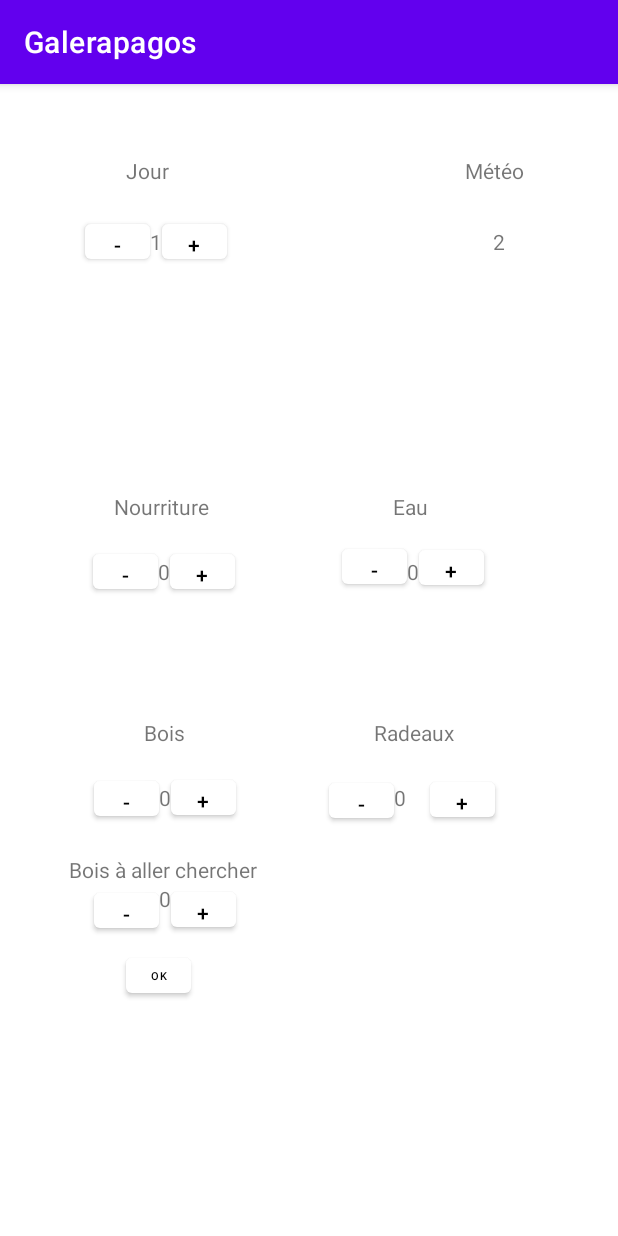
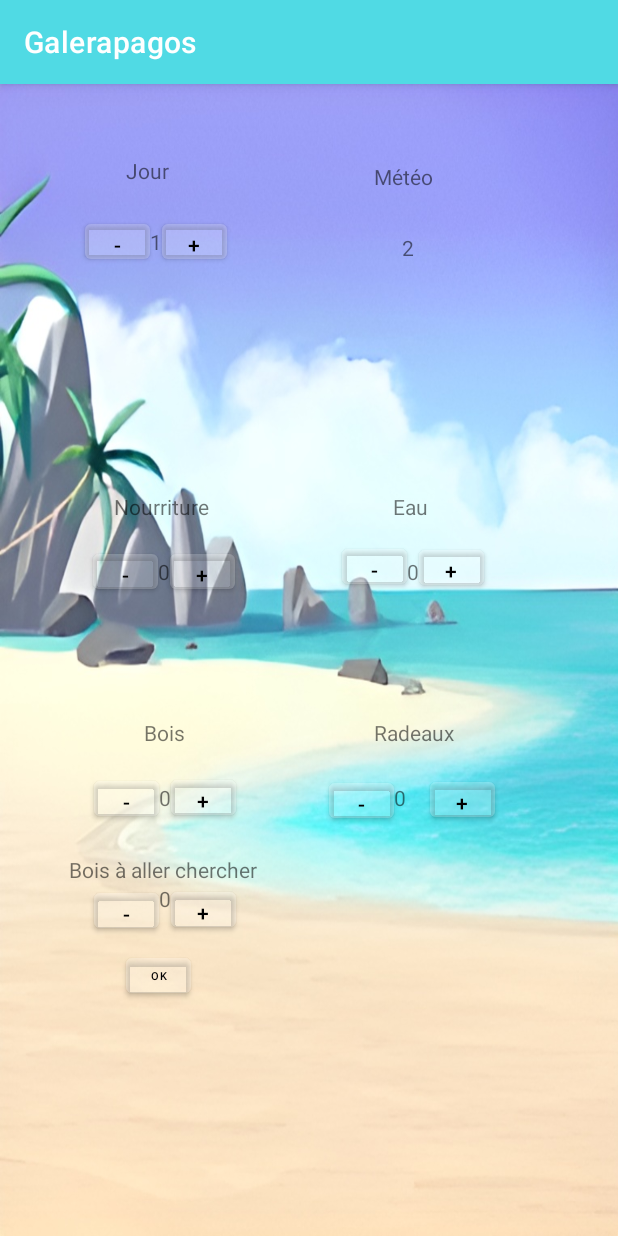
Before and after one commit to MateoLaville/Galerapagos, an Android app: the screen it shows after launch (MainActivity), on a phone screen of 412 x 824 dp. Run offline under Robolectric (Android 15) with nearby library versions, the phone set to English and light mode, and no system bars.

Commit message:
Image fond + couleurs bandeau

```diff
--- a/app/src/main/AndroidManifest.xml
+++ b/app/src/main/AndroidManifest.xml
@@ -6,9 +6,9 @@
         android:allowBackup="true"
         android:dataExtractionRules="@xml/data_extraction_rules"
         android:fullBackupContent="@xml/backup_rules"
-        android:icon="@mipmap/ic_launcher"
+        android:icon="@mipmap/logo_galerapagos"
         android:label="@string/app_name"
-        android:roundIcon="@mipmap/ic_launcher_round"
+        android:roundIcon="@mipmap/logo_galerapagos"
         android:supportsRtl="true"
         android:theme="@style/Theme.Galerapagos"
         tools:targetApi="31">
--- a/app/src/main/res/layout/activity_main.xml
+++ b/app/src/main/res/layout/activity_main.xml
@@ -4,13 +4,15 @@
     xmlns:tools="http://schemas.android.com/tools"
     android:layout_width="match_parent"
     android:layout_height="match_parent"
-    tools:context=".MainActivity">
+    tools:context=".MainActivity"
+    android:background="@drawable/image222">
+
 
     <Button
         android:id="@+id/decrFood"
         android:layout_width="43dp"
         android:layout_height="35dp"
-        app:backgroundTint="#FFFFFF"
+        app:backgroundTint="#33FFFFFF"
         android:textColor="@color/black"
         android:onClick="decrFood"
         android:text="-"
@@ -22,7 +24,7 @@
         android:id="@+id/decrDay"
         android:layout_width="43dp"
         android:layout_height="35dp"
-        app:backgroundTint="#FFFFFF"
+        app:backgroundTint="#33FFFFFF"
         android:textColor="@color/black"
         android:onClick="decrDay"
         android:text="-"
@@ -34,7 +36,7 @@
         android:id="@+id/incrDay"
         android:layout_width="43dp"
         android:layout_height="35dp"
-        app:backgroundTint="#FFFFFF"
+        app:backgroundTint="#33FFFFFF"
         android:textColor="@color/black"
         android:onClick="incrDay"
         android:text="+"
@@ -46,7 +48,7 @@
         android:id="@+id/incrFood"
         android:layout_width="43dp"
         android:layout_height="35dp"
-        app:backgroundTint="#FFFFFF"
+        app:backgroundTint="#33FFFFFF"
         android:textColor="@color/black"
         android:onClick="incrFood"
         android:text="+"
@@ -61,7 +63,7 @@
         android:onClick="incrWater"
         android:text="+"
         android:textColor="@color/black"
-        app:backgroundTint="#FFFFFF"
+        app:backgroundTint="#33FFFFFF"
         app:layout_constraintBottom_toBottomOf="@+id/water"
         app:layout_constraintStart_toEndOf="@+id/water"
         app:layout_constraintTop_toTopOf="@+id/water"
@@ -71,7 +73,7 @@
         android:id="@+id/decrWater"
         android:layout_width="43dp"
         android:layout_height="35dp"
-        app:backgroundTint="#FFFFFF"
+        app:backgroundTint="#33FFFFFF"
         android:textColor="@color/black"
         android:onClick="decrWater"
         android:text="-"
@@ -88,7 +90,7 @@
         android:onClick="incrRaft"
         android:text="+"
         android:textColor="@color/black"
-        app:backgroundTint="#FFFFFF"
+        app:backgroundTint="#33FFFFFF"
         app:layout_constraintBottom_toBottomOf="@+id/raft"
         app:layout_constraintStart_toEndOf="@+id/raft"
         app:layout_constraintTop_toTopOf="@+id/raft"
@@ -98,7 +100,7 @@
         android:id="@+id/decrRaft"
         android:layout_width="43dp"
         android:layout_height="35dp"
-        app:backgroundTint="#FFFFFF"
+        app:backgroundTint="#33FFFFFF"
         android:textColor="@color/black"
         android:onClick="decrRaft"
         android:text="-"
@@ -203,10 +205,10 @@
         android:id="@+id/textView9"
         android:layout_width="wrap_content"
         android:layout_height="wrap_content"
-        android:layout_marginTop="48dp"
+        android:layout_marginTop="52dp"
         android:text="Météo"
         app:layout_constraintEnd_toEndOf="parent"
-        app:layout_constraintHorizontal_bias="0.758"
+        app:layout_constraintHorizontal_bias="0.525"
         app:layout_constraintStart_toEndOf="@+id/textView11"
         app:layout_constraintTop_toTopOf="parent" />
 
@@ -247,7 +249,7 @@
         android:id="@+id/incrWood"
         android:layout_width="43dp"
         android:layout_height="35dp"
-        app:backgroundTint="#FFFFFF"
+        app:backgroundTint="#33FFFFFF"
         android:textColor="@color/black"
         android:onClick="incrWood"
         android:text="+"
@@ -283,7 +285,7 @@
         android:onClick="decrWoodToGet"
         android:text="-"
         android:textColor="@color/black"
-        app:backgroundTint="#FFFFFF"
+        app:backgroundTint="#33FFFFFF"
         app:layout_constraintBottom_toBottomOf="@+id/woodToGet"
         app:layout_constraintEnd_toStartOf="@+id/woodToGet"
         app:layout_constraintTop_toTopOf="@+id/woodToGet"
@@ -296,7 +298,7 @@
         android:onClick="incrWoodToGet"
         android:text="+"
         android:textColor="@color/black"
-        app:backgroundTint="#FFFFFF"
+        app:backgroundTint="#33FFFFFF"
         app:layout_constraintBottom_toBottomOf="@+id/woodToGet"
         app:layout_constraintStart_toEndOf="@+id/woodToGet"
         app:layout_constraintTop_toTopOf="@+id/woodToGet"
@@ -311,7 +313,7 @@
         android:text="Ok"
         android:textColor="@color/black"
         android:textSize="7sp"
-        app:backgroundTint="#FFFFFF"
+        app:backgroundTint="#33FFFFFF"
         app:layout_constraintEnd_toEndOf="@+id/woodToGet"
         app:layout_constraintHorizontal_bias="0.628"
         app:layout_constraintStart_toStartOf="@+id/woodToGet"
@@ -321,7 +323,7 @@
         android:id="@+id/decrWood"
         android:layout_width="43dp"
         android:layout_height="35dp"
-        app:backgroundTint="#FFFFFF"
+        app:backgroundTint="#33FFFFFF"
         android:textColor="@color/black"
         android:onClick="decrWood"
         android:text="-"
--- a/app/src/main/res/values-night/themes.xml
+++ b/app/src/main/res/values-night/themes.xml
@@ -2,8 +2,8 @@
     <!-- Base application theme. -->
     <style name="Theme.Galerapagos" parent="Theme.MaterialComponents.DayNight.DarkActionBar">
         <!-- Primary brand color. -->
-        <item name="colorPrimary">@color/purple_200</item>
-        <item name="colorPrimaryVariant">@color/purple_700</item>
+        <item name="colorPrimary">@color/bleu_1</item>
+        <item name="colorPrimaryVariant">@color/bleu_3</item>
         <item name="colorOnPrimary">@color/black</item>
         <!-- Secondary brand color. -->
         <item name="colorSecondary">@color/teal_200</item>
--- a/app/src/main/res/values/colors.xml
+++ b/app/src/main/res/values/colors.xml
@@ -7,4 +7,7 @@
     <color name="teal_700">#FF018786</color>
     <color name="black">#FF000000</color>
     <color name="white">#FFFFFFFF</color>
+    <color name="bleu_1">#FFA3F3F4</color>
+    <color name="bleu_2">#FF50DAE4</color>
+    <color name="bleu_3">#FF368FB1</color>
 </resources>
--- a/app/src/main/res/values/themes.xml
+++ b/app/src/main/res/values/themes.xml
@@ -2,8 +2,8 @@
     <!-- Base application theme. -->
     <style name="Theme.Galerapagos" parent="Theme.MaterialComponents.DayNight.DarkActionBar">
         <!-- Primary brand color. -->
-        <item name="colorPrimary">@color/purple_500</item>
-        <item name="colorPrimaryVariant">@color/purple_700</item>
+        <item name="colorPrimary">@color/bleu_2</item>
+        <item name="colorPrimaryVariant">@color/bleu_3</item>
         <item name="colorOnPrimary">@color/white</item>
         <!-- Secondary brand color. -->
         <item name="colorSecondary">@color/teal_200</item>
```
Also changed, not shown: app/src/main/java/com/example/galerapagos/MainActivity.kt (+12 -0 lines), app/src/main/res/drawable-v24/image222.jpg (added), app/src/main/res/mipmap-mdpi/logo_galerapagos.png (added).
